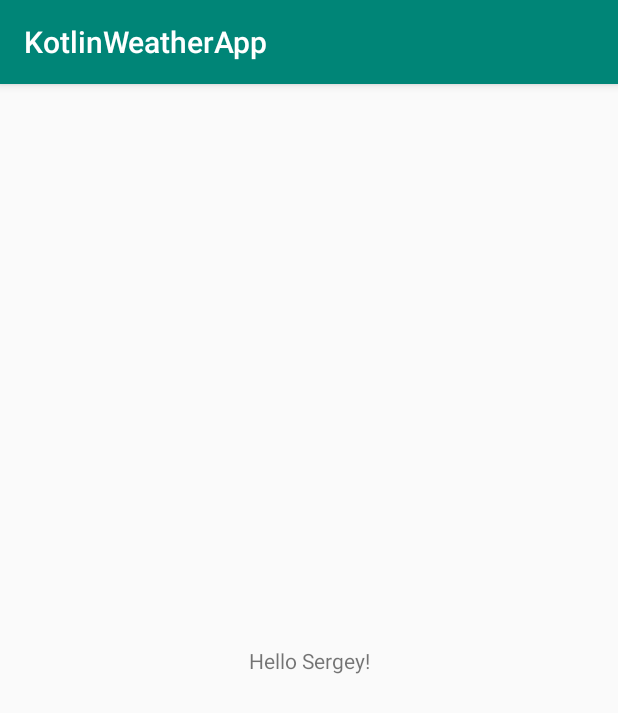
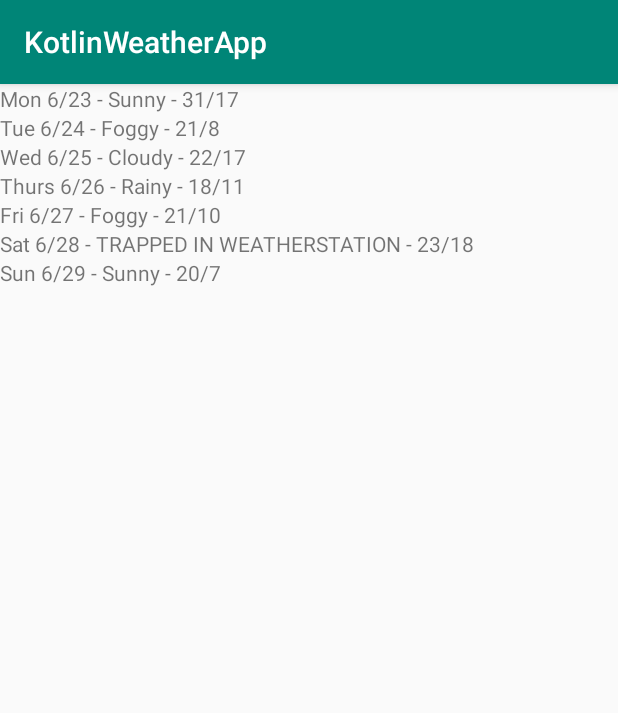
Before and after one commit to SergeyChemkayev/KotlinWeatherApp, an Android app: the screen it shows after launch (MainActivity), on a phone screen of 412 x 824 dp. Shown: the top 713 px of the screen. Run offline under Robolectric (Android 15) with nearby library versions, the phone set to English and light mode, and no system bars.

Commit message:
first recycler with strings

```diff
--- a/app/build.gradle
+++ b/app/build.gradle
@@ -28,6 +28,7 @@ dependencies {
     implementation"org.jetbrains.kotlin:kotlin-stdlib-jdk7:$kotlin_version"
     implementation "androidx.appcompat:appcompat:$appcompat_version"
     implementation "androidx.core:core-ktx:$appcompat_version"
+    implementation "androidx.recyclerview:recyclerview:$appcompat_version"
     implementation 'androidx.constraintlayout:constraintlayout:1.1.3'
     testImplementation 'junit:junit:4.12'
     androidTestImplementation 'androidx.test.ext:junit:1.1.1'
--- /dev/null
+++ b/app/src/main/java/com/example/kotlinweatherapp/ForecastListAdapter.kt
@@ -0,0 +1,20 @@
+package com.example.kotlinweatherapp
+
+import android.view.ViewGroup
+import android.widget.TextView
+import androidx.recyclerview.widget.RecyclerView
+
+class ForecastListAdapter(private val items: List<String>) :
+    RecyclerView.Adapter<ForecastListAdapter.ViewHolder>() {
+
+    override fun onCreateViewHolder(parent: ViewGroup, viewType: Int): ViewHolder =
+        ViewHolder(TextView(parent.context))
+
+    override fun getItemCount(): Int = items.size
+
+    override fun onBindViewHolder(holder: ViewHolder, position: Int) {
+        holder.textView.text = items[position]
+    }
+
+    class ViewHolder(val textView: TextView) : RecyclerView.ViewHolder(textView)
+}
--- a/app/src/main/java/com/example/kotlinweatherapp/MainActivity.kt
+++ b/app/src/main/java/com/example/kotlinweatherapp/MainActivity.kt
@@ -2,14 +2,27 @@ package com.example.kotlinweatherapp
 
 import androidx.appcompat.app.AppCompatActivity
 import android.os.Bundle
+import androidx.recyclerview.widget.LinearLayoutManager
+import androidx.recyclerview.widget.RecyclerView
 import kotlinx.android.synthetic.main.activity_main.*
 
 class MainActivity : AppCompatActivity() {
 
+    private val items = listOf(
+        "Mon 6/23 - Sunny - 31/17",
+        "Tue 6/24 - Foggy - 21/8",
+        "Wed 6/25 - Cloudy - 22/17",
+        "Thurs 6/26 - Rainy - 18/11",
+        "Fri 6/27 - Foggy - 21/10",
+        "Sat 6/28 - TRAPPED IN WEATHERSTATION - 23/18",
+        "Sun 6/29 - Sunny - 20/7"
+    )
+
     override fun onCreate(savedInstanceState: Bundle?) {
         super.onCreate(savedInstanceState)
         setContentView(R.layout.activity_main)
-        val name = "Sergey"
-        message.text = "Hello ${name}!"
+        val forecastList = findViewById<RecyclerView>(R.id.forecast_list)
+        forecastList.layoutManager = LinearLayoutManager(this)
+        forecastList.adapter = ForecastListAdapter(items)
     }
 }
--- a/app/src/main/res/layout/activity_main.xml
+++ b/app/src/main/res/layout/activity_main.xml
@@ -1,19 +1,13 @@
 <?xml version="1.0" encoding="utf-8"?>
-<androidx.constraintlayout.widget.ConstraintLayout xmlns:android="http://schemas.android.com/apk/res/android"
-    xmlns:app="http://schemas.android.com/apk/res-auto"
+<FrameLayout xmlns:android="http://schemas.android.com/apk/res/android"
     xmlns:tools="http://schemas.android.com/tools"
     android:layout_width="match_parent"
     android:layout_height="match_parent"
     tools:context=".MainActivity">
 
-    <TextView
-        android:id="@+id/message"
-        android:layout_width="wrap_content"
-        android:layout_height="wrap_content"
-        android:text="Hello World!"
-        app:layout_constraintBottom_toBottomOf="parent"
-        app:layout_constraintLeft_toLeftOf="parent"
-        app:layout_constraintRight_toRightOf="parent"
-        app:layout_constraintTop_toTopOf="parent" />
+    <androidx.recyclerview.widget.RecyclerView
+        android:id="@+id/forecast_list"
+        android:layout_width="match_parent"
+        android:layout_height="match_parent"/>
 
-</androidx.constraintlayout.widget.ConstraintLayout>
+</FrameLayout>
```
